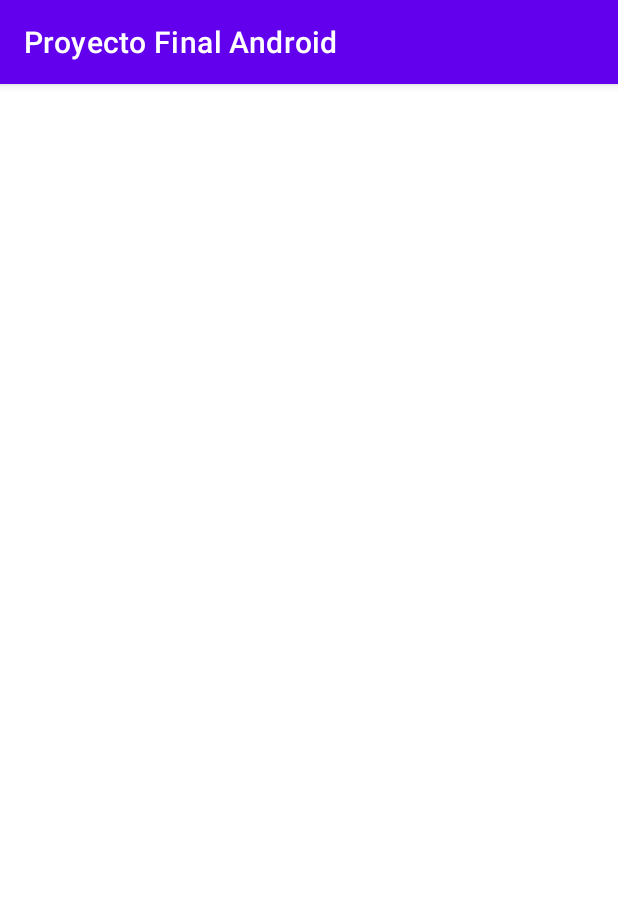
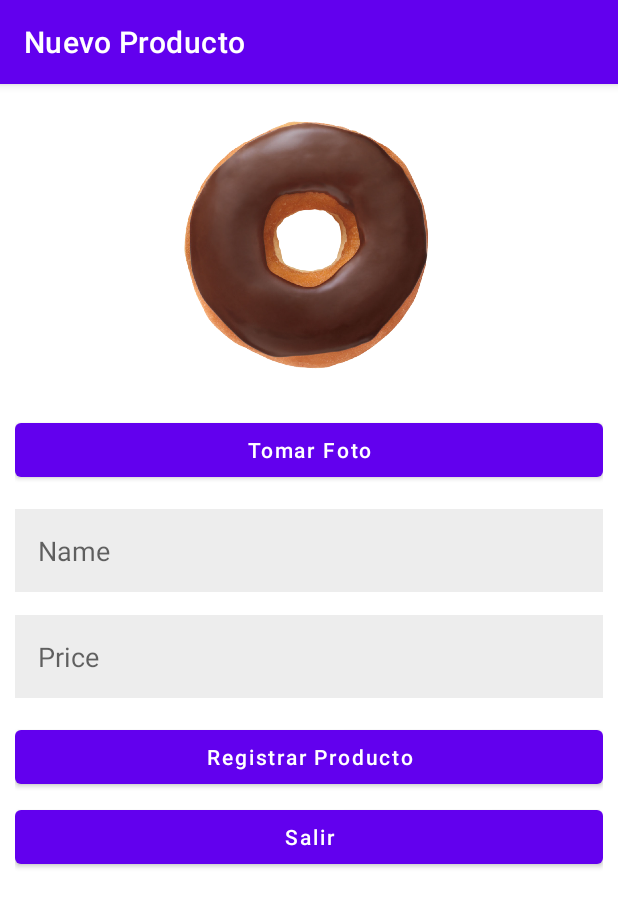
Before and after one commit to carlosbecerradev/android-postres-app, an Android app: the InsertProductActivity screen opened directly, with no data from a screen before it, on a phone screen of 412 x 824 dp. Shown: the top 907 px of the screen. Run offline under Robolectric (Android 15) with nearby library versions, the phone set to English and light mode, and no system bars.

Commit message:
:sparkles: Estructura y estilos del formulario de registro de productos agregado.

```diff
--- a/app/src/main/AndroidManifest.xml
+++ b/app/src/main/AndroidManifest.xml
@@ -12,7 +12,9 @@
         android:supportsRtl="true"
         android:theme="@style/Theme.ProyectoFinalAndroid"
         android:usesCleartextTraffic="true">
-        <activity android:name=".InsertProductActivity"></activity>
+        <activity
+            android:name=".InsertProductActivity"
+            android:label="Nuevo Producto"></activity>
         <activity
             android:name=".ProductCollapsingToolbarActivity"
             android:label="Producto buscado" />
--- a/app/src/main/java/com/example/proyectofinalandroid/InsertProductActivity.java
+++ b/app/src/main/java/com/example/proyectofinalandroid/InsertProductActivity.java
@@ -3,12 +3,25 @@ package com.example.proyectofinalandroid;
 import androidx.appcompat.app.AppCompatActivity;
 
 import android.os.Bundle;
+import android.widget.Button;
+import android.widget.EditText;
+import android.widget.ImageView;
 
 public class InsertProductActivity extends AppCompatActivity {
+
+    private Button btnOpenCamara, btnInsertProduct, btnExit;
+    private EditText edtProductName, edtProductPrice;
+    private ImageView ivProductImg;
+    private String userUID = "";
 
     @Override
     protected void onCreate(Bundle savedInstanceState) {
         super.onCreate(savedInstanceState);
         setContentView(R.layout.activity_insert_product);
+
+        userUID = getIntent().getStringExtra("userUid");
+        edtProductName = (EditText) findViewById(R.id.edt_product_name);
+        edtProductName = (EditText) findViewById(R.id.edt_product_price);
+        ivProductImg = (ImageView) findViewById(R.id.iv_product_image);
     }
 }
--- a/app/src/main/res/layout/activity_insert_product.xml
+++ b/app/src/main/res/layout/activity_insert_product.xml
@@ -1,9 +1,75 @@
 <?xml version="1.0" encoding="utf-8"?>
-<androidx.constraintlayout.widget.ConstraintLayout xmlns:android="http://schemas.android.com/apk/res/android"
+<LinearLayout xmlns:android="http://schemas.android.com/apk/res/android"
     xmlns:app="http://schemas.android.com/apk/res-auto"
     xmlns:tools="http://schemas.android.com/tools"
     android:layout_width="match_parent"
     android:layout_height="match_parent"
+    android:orientation="vertical"
     tools:context=".InsertProductActivity">
 
-</androidx.constraintlayout.widget.ConstraintLayout>
+    <ScrollView
+        android:layout_width="match_parent"
+        android:layout_height="match_parent">
+
+        <LinearLayout
+            android:layout_width="match_parent"
+            android:layout_height="wrap_content"
+            android:orientation="vertical"
+            android:padding="10dp">
+
+            <ImageView
+                android:id="@+id/iv_product_image"
+                android:layout_width="match_parent"
+                android:layout_height="200dp"
+                app:srcCompat="@drawable/d_cafe" />
+
+            <Button
+                android:id="@+id/btnOpenCamara"
+                android:layout_width="match_parent"
+                android:layout_height="wrap_content"
+                android:layout_marginTop="10dp"
+                android:text="Tomar Foto"
+                android:textAllCaps="false" />
+
+            <EditText
+                android:id="@+id/edt_product_name"
+                android:layout_width="match_parent"
+                android:layout_height="wrap_content"
+                android:layout_marginTop="15dp"
+                android:background="@color/ygray_200"
+                android:hint="Name"
+                android:inputType="textPersonName"
+                android:padding="15dp"
+                android:textSize="18dp" />
+
+            <EditText
+                android:id="@+id/edt_product_price"
+                android:layout_width="match_parent"
+                android:layout_height="wrap_content"
+                android:layout_marginTop="15dp"
+                android:background="@color/ygray_200"
+                android:hint="Price"
+                android:inputType="textPersonName"
+                android:padding="15dp"
+                android:textSize="18dp" />
+
+
+            <Button
+                android:id="@+id/btnRegistrarProducto"
+                android:layout_width="match_parent"
+                android:layout_height="wrap_content"
+                android:layout_marginTop="15dp"
+                android:text="Registrar Producto"
+                android:textAllCaps="false" />
+
+            <Button
+                android:id="@+id/btnCancelarRegistrarProducto"
+                android:layout_width="match_parent"
+                android:layout_height="wrap_content"
+                android:layout_marginTop="5dp"
+                android:text="Salir"
+                android:textAllCaps="false" />
+
+        </LinearLayout>
+    </ScrollView>
+</LinearLayout>
```
